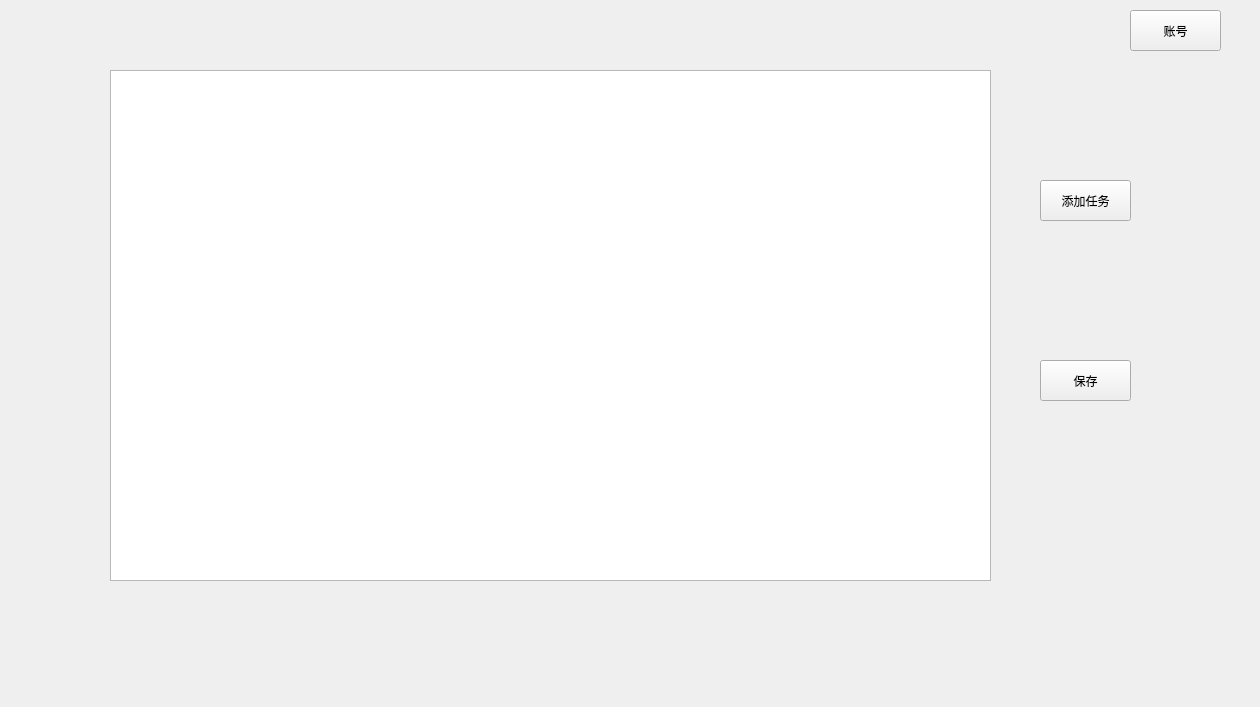
This is manage.ui in Hurricane2333/Tomato_Clock as Qt 5 draws it before an edit. The edited form follows.
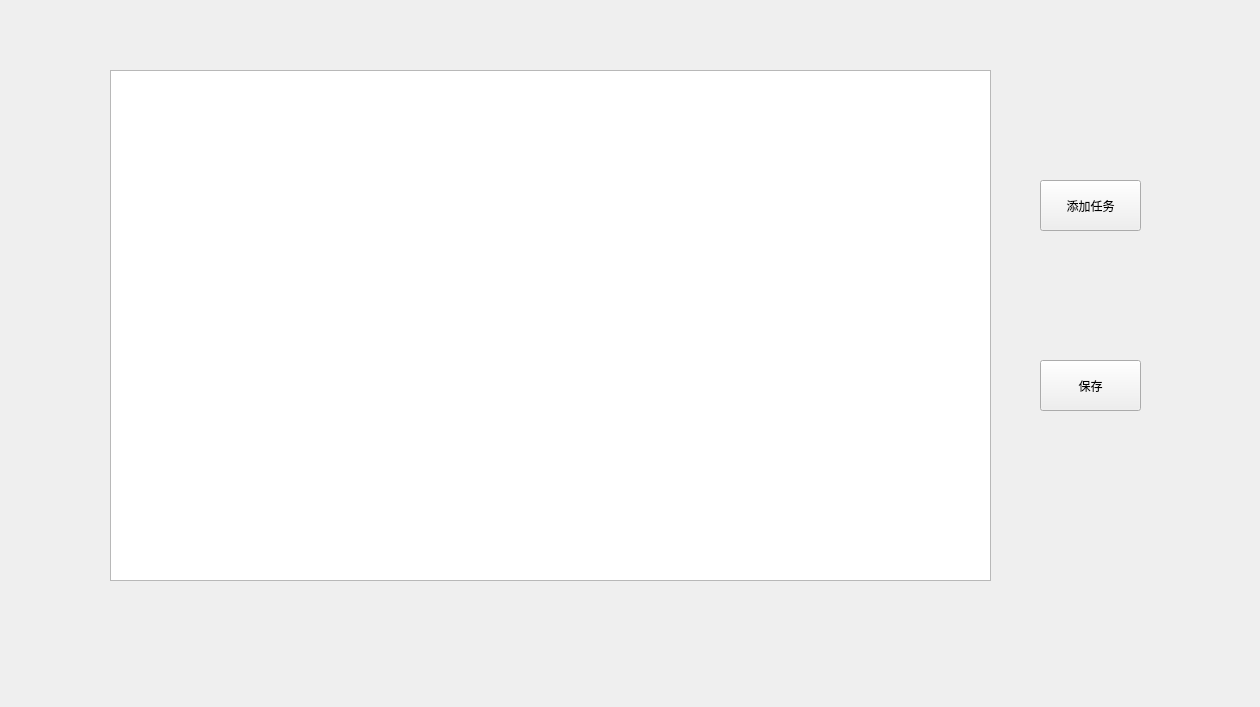
This is the edited form.

```diff
--- a/manage.ui
+++ b/manage.ui
@@ -35,28 +35,18 @@
     </rect>
    </property>
   </widget>
-  <widget class="QPushButton" name="accountBtn">
-   <property name="geometry">
-    <rect>
-     <x>1130</x>
-     <y>10</y>
-     <width>91</width>
-     <height>41</height>
-    </rect>
-   </property>
-   <property name="text">
-    <string>账号</string>
-   </property>
-  </widget>
   <widget class="QPushButton" name="addTaskBtn">
    <property name="geometry">
     <rect>
      <x>1040</x>
      <y>180</y>
-     <width>91</width>
-     <height>41</height>
+     <width>101</width>
+     <height>51</height>
     </rect>
    </property>
+   <property name="styleSheet">
+    <string notr="true">font: 900 14pt &quot;Arial&quot;;</string>
+   </property>
    <property name="text">
     <string>添加任务</string>
    </property>
@@ -66,10 +56,13 @@
     <rect>
      <x>1040</x>
      <y>360</y>
-     <width>91</width>
-     <height>41</height>
+     <width>101</width>
+     <height>51</height>
     </rect>
    </property>
+   <property name="styleSheet">
+    <string notr="true">font: 900 14pt &quot;Arial&quot;;</string>
+   </property>
    <property name="text">
     <string>保存</string>
    </property>
```
